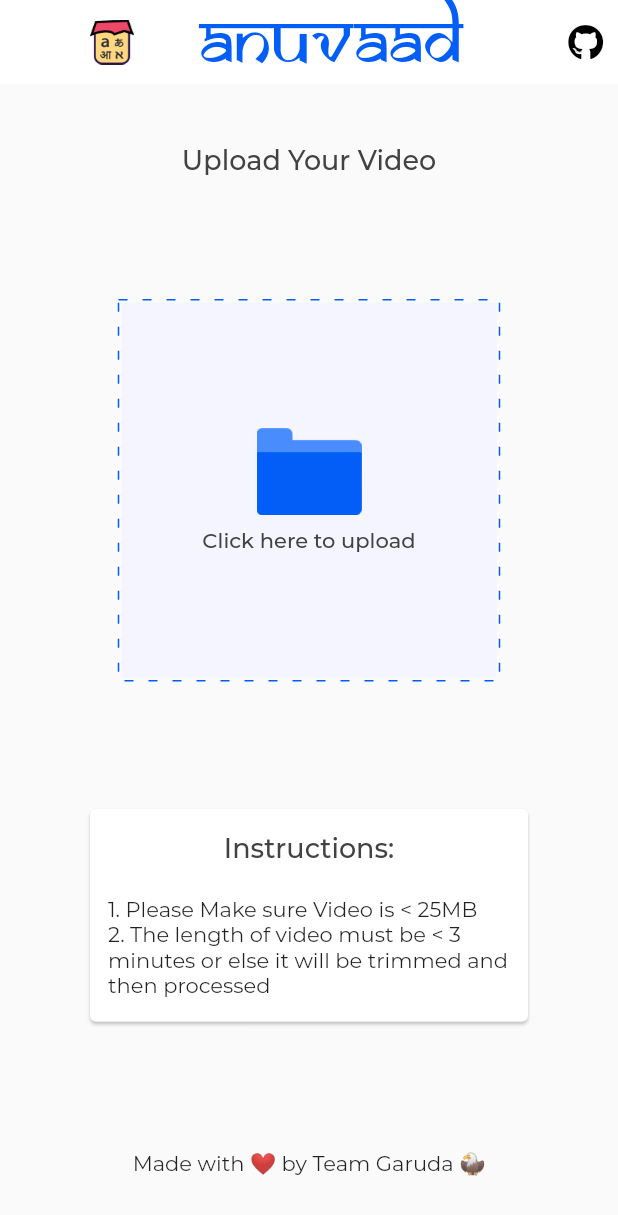
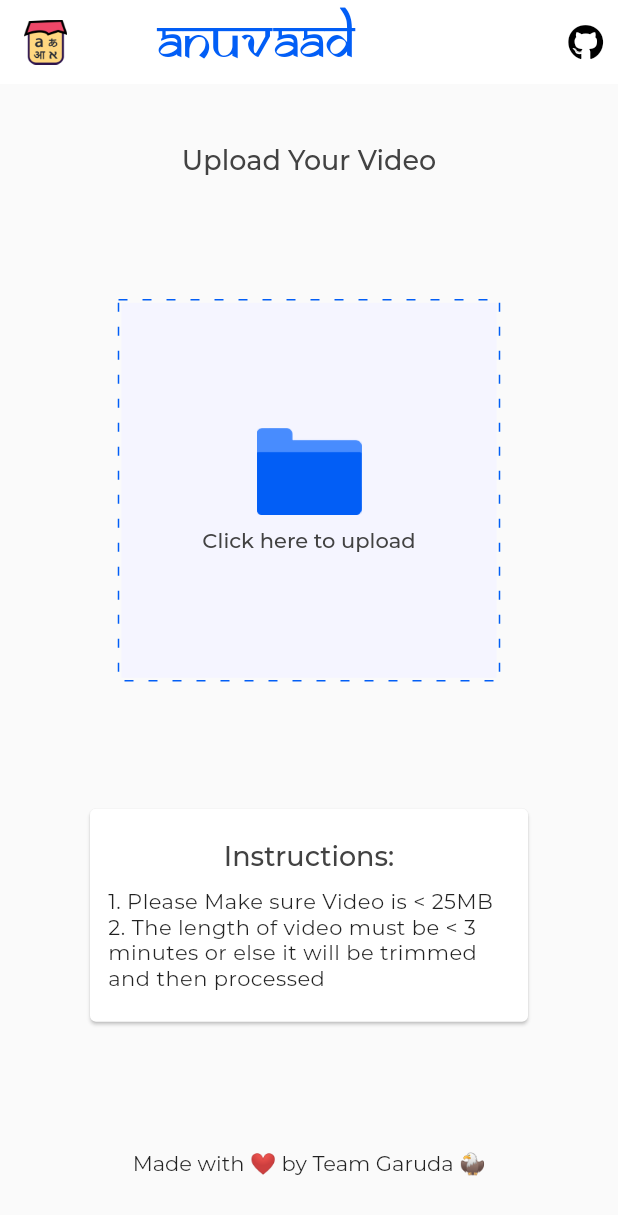
Before and after one commit to thisisamank/anuvaad-flutter, a Flutter app: the screen it shows after launch, on a phone screen of 412 x 824 dp. Shown: the top 1215 px of the screen. Run offline on Flutter 3.47's test engine with Material 2 defaults, Android fonts, the phone set to English and light mode, and no system bars; drawn by our look-alikes of dotted_border; our stand-ins replace dio, file_picker, font_awesome_flutter, permission_handler, timer_count_down, toast; missing offline and left inert: bd_progress_bar, downloads_path_provider.

Commit message:
Android Final done

```diff
--- a/lib/widgets/appbar.dart
+++ b/lib/widgets/appbar.dart
@@ -1,3 +1,4 @@
+import 'package:anuvad/constants/styles.dart';
 import 'package:flutter/material.dart';
 import 'package:font_awesome_flutter/font_awesome_flutter.dart';
 import 'package:url_launcher/url_launcher.dart';
@@ -11,17 +12,16 @@
               'images/logo.png',
               height: 30,
             ),
-            Center(
-              child: Text(
-                "ANUVAAD",
-                style: TextStyle(
-                    color: Color(0xFF025EF6),
-                    fontSize: 48,
-                    fontFamily: 'Samkarn'),
+            SizedBox(width: 60),
+            Text(
+              "ANUVAAD",
+              style: TextStyle(
+                color: BrandColors.primaryBlue,
+                fontSize: 36,
+                fontFamily: 'Samkarn',
               ),
             ),
           ],
-          mainAxisAlignment: MainAxisAlignment.spaceEvenly,
         ),
         actions: [
           Center(
```
Also changed, not shown: lib/main.dart (+42 -8 lines), lib/repository/upload_download.dart (+11 -0 lines).
